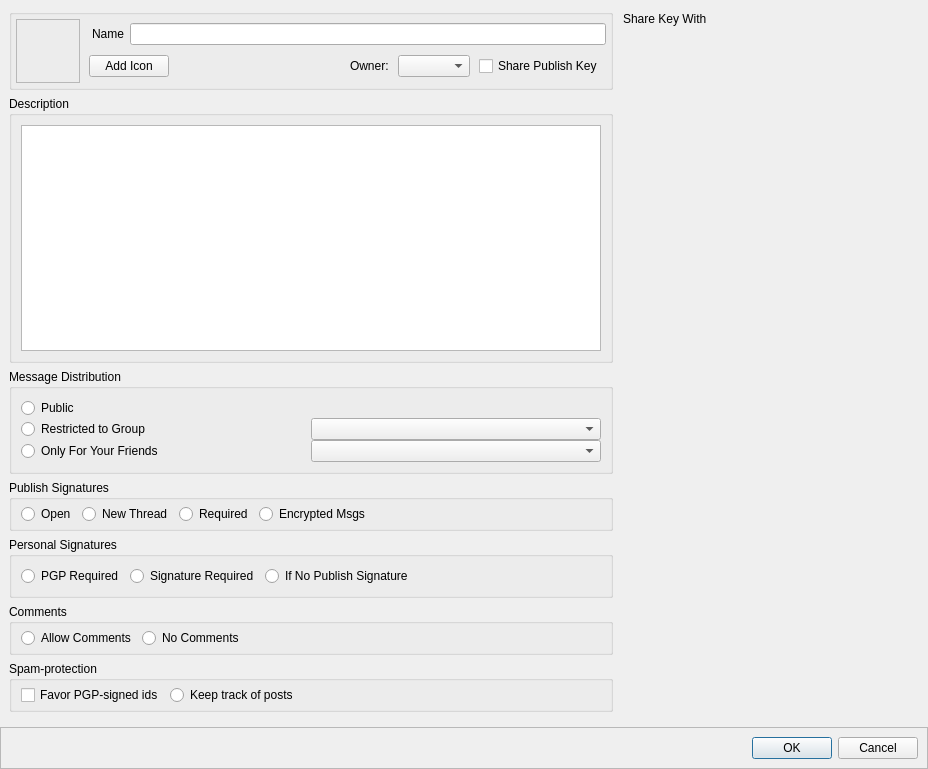
Qt form retroshare-gui/src/gui/gxs/GxsGroupDialog.ui (RetroShare/RetroShare) before a commit.
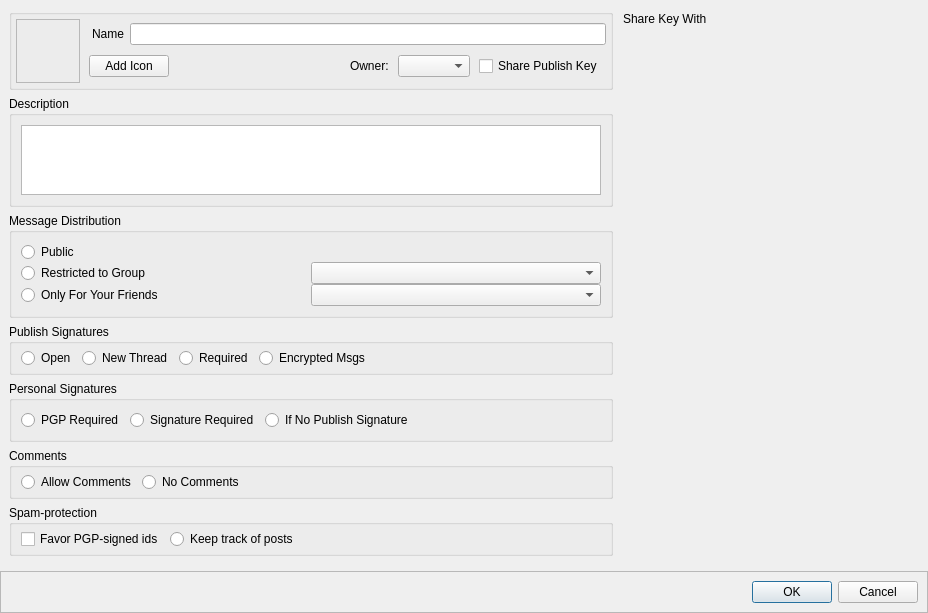
The same form after that commit. The open tabs and pages were chosen to show the change. Icons and pictures are not drawn. Custom widgets are drawn as their Qt base class.

The edit to the form file:
```diff
--- a/retroshare-gui/src/gui/gxs/GxsGroupDialog.ui
+++ b/retroshare-gui/src/gui/gxs/GxsGroupDialog.ui
@@ -7,7 +7,7 @@
     <x>0</x>
     <y>0</y>
     <width>928</width>
-    <height>769</height>
+    <height>400</height>
    </rect>
   </property>
   <property name="windowTitle">
```
Left out of the diff: 83 changed lines with no effect on the pictures.
